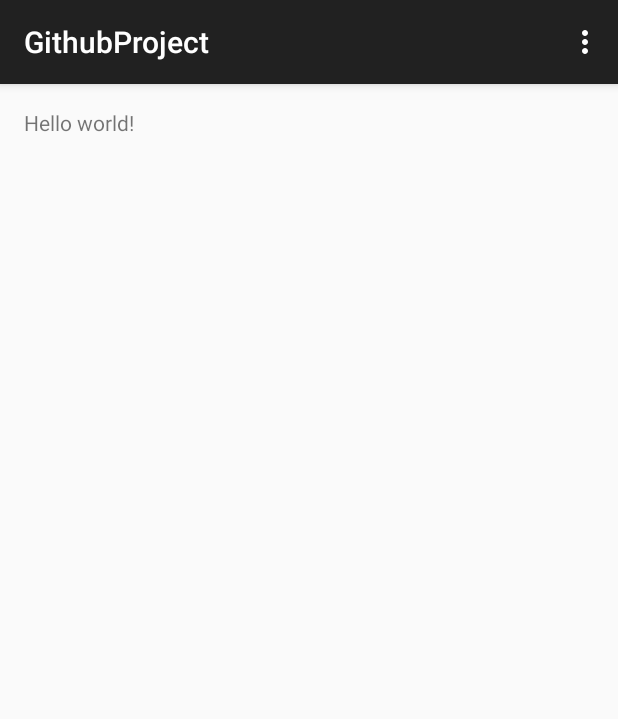
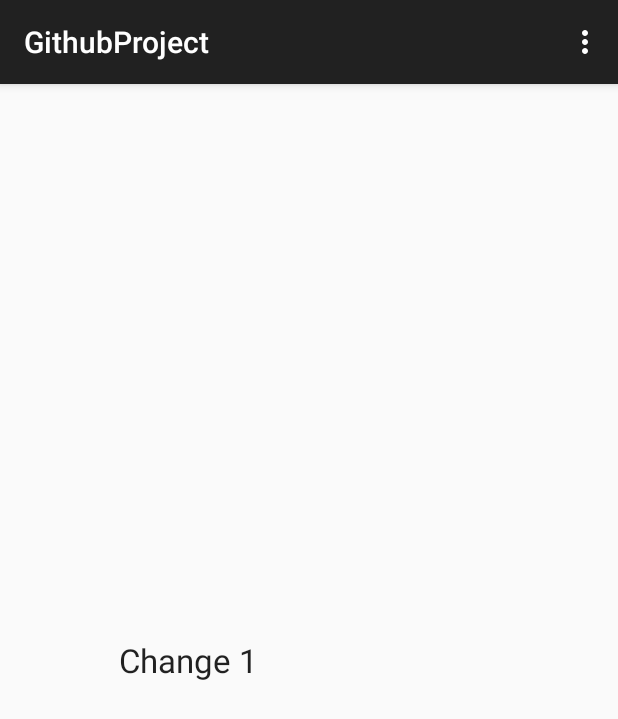
Before and after one commit to Mahakb/GithubProject, an Android app: the screen it shows after launch (MainActivity), on a phone screen of 412 x 824 dp. Shown: the top 719 px of the screen. Run offline under Robolectric (Android 15) with nearby library versions, the phone set to English and light mode, and no system bars.

Commit message:
Change 1

```diff
--- a/app/src/main/res/layout/activity_main.xml
+++ b/app/src/main/res/layout/activity_main.xml
@@ -5,7 +5,15 @@
     android:paddingTop="@dimen/activity_vertical_margin"
     android:paddingBottom="@dimen/activity_vertical_margin" tools:context=".MainActivity">
 
-    <TextView android:text="@string/hello_world" android:layout_width="wrap_content"
-        android:layout_height="wrap_content" />
-
+    <TextView
+        android:layout_width="wrap_content"
+        android:layout_height="wrap_content"
+        android:textAppearance="?android:attr/textAppearanceLarge"
+        android:text="Change 1"
+        android:id="@+id/textView"
+        android:layout_centerVertical="true"
+        android:layout_alignParentLeft="true"
+        android:layout_alignParentStart="true"
+        android:layout_marginLeft="63dp"
+        android:layout_marginStart="63dp" />
 </RelativeLayout>
```
